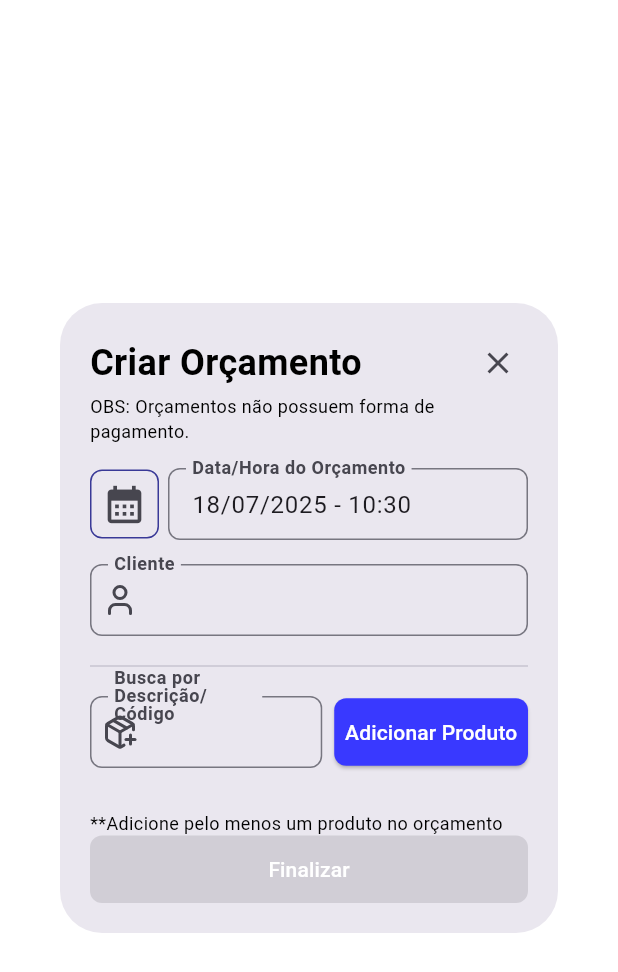
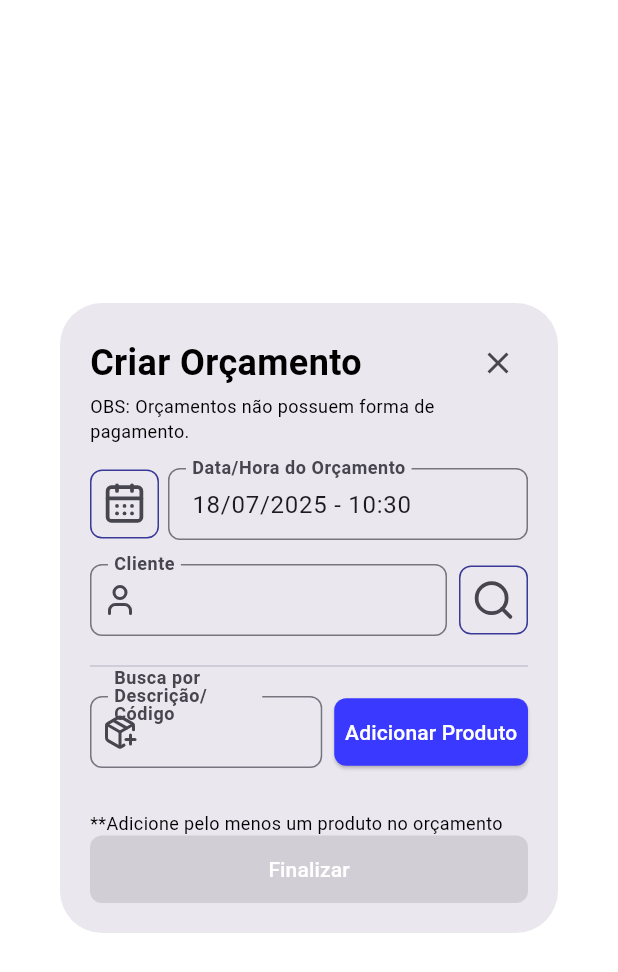
Before and after one commit to joaopedrofraga/manager-app, a Flutter app: the CriarOrcamentoPage screen opened directly, on a phone screen of 412 x 824 dp. Shown: the top 972 px of the screen. Run offline on Flutter 3.47's test engine with Material 3 defaults, Android fonts, the phone set to English and light mode, and no system bars; our stand-ins replace animated_toggle_switch, extended_masked_text, flutter_svg, google_fonts, lucide_icons_flutter, quickalert; missing offline and left inert: bcrypt, bitsdojo_window, cpf_cnpj_validator, postgres; Roboto replaces fonts that are missing (Kanit).

Commit message:
Criação do icon button widget.

```diff
--- a/lib/presentation/menus/vendas/orcamentos/criar_orcamento_page.dart
+++ b/lib/presentation/menus/vendas/orcamentos/criar_orcamento_page.dart
@@ -2,9 +2,11 @@ import 'package:flutter/material.dart';
 import 'package:lucide_icons_flutter/lucide_icons.dart';
 import 'package:manager_app/core/extensions/media_query_extension.dart';
 import 'package:manager_app/core/util/buscar_produto_no_banco_de_dados.dart';
+import 'package:manager_app/model/cliente_fornecedor_model.dart';
 import 'package:manager_app/model/produto_orcamento_model.dart';
 import 'package:manager_app/widgets/datetime_textformfield_widget.dart';
 import 'package:manager_app/widgets/elevatedbutton_widget.dart';
+import 'package:manager_app/widgets/icon_button_widget.dart';
 import 'package:manager_app/widgets/produto_orcamento_list_tile_widget.dart';
 import 'package:manager_app/widgets/sizedbox_widget.dart';
 import 'package:manager_app/widgets/text_widget.dart';
@@ -30,6 +32,7 @@ class _CriarOrcamentoPageState extends State<CriarOrcamentoPage> {
   DateTime dataHoraOrcamento = DateTime.now();
   TextEditingController codigoOuDescricaoController = TextEditingController();
   List<ProdutoOrcamentoModel> produtosOrcamento = [];
+  List<ClienteFornecedorModel> clientesFornecedores = [];
 
   void updateDataHora(DateTime novaDataHora) {
     setState(() {
@@ -70,10 +73,22 @@ class _CriarOrcamentoPageState extends State<CriarOrcamentoPage> {
                     updateDataHora: updateDataHora,
                   ),
                   const SizedBoxWidget.md(),
-                  TextFormFieldWidget(
-                    controller: TextEditingController(),
-                    inputLabel: 'Cliente',
-                    icon: LucideIcons.user,
+                  Row(
+                    children: [
+                      Expanded(
+                        child: TextFormFieldWidget(
+                          controller: TextEditingController(),
+                          inputLabel: 'Cliente',
+                          icon: LucideIcons.user,
+                        ),
+                      ),
+                      const SizedBoxWidget.xs(),
+                      IconButtonWidget(
+                        onPressed: () {},
+                        icon: LucideIcons.search,
+                        tooltip: 'Buscar Cliente',
+                      ),
+                    ],
                   ),
                   const SizedBoxWidget.sm(),
                   Divider(),
--- a/lib/widgets/datetime_textformfield_widget.dart
+++ b/lib/widgets/datetime_textformfield_widget.dart
@@ -2,8 +2,10 @@
 
 import 'package:extended_masked_text/extended_masked_text.dart';
 import 'package:flutter/material.dart';
+import 'package:lucide_icons_flutter/lucide_icons.dart';
 import 'package:manager_app/core/config/app_colors.dart';
 import 'package:manager_app/widgets/elevatedbutton_widget.dart';
+import 'package:manager_app/widgets/icon_button_widget.dart';
 import 'package:manager_app/widgets/sizedbox_widget.dart';
 import 'package:manager_app/widgets/textformfield_widget.dart';
 
@@ -129,16 +131,10 @@ class _DateTimeTextFormFieldWidgetState
     return Row(
       mainAxisSize: MainAxisSize.min,
       children: [
-        IconButton(
+        IconButtonWidget(
           onPressed: () => _selectDateTime(context),
+          icon: LucideIcons.calendarDays,
           tooltip: 'Abrir Calendário',
-          icon: Icon(Icons.calendar_month, size: 30),
-          style: IconButton.styleFrom(
-            side: BorderSide(color: AppColors.primary, width: 1),
-            shape: RoundedRectangleBorder(
-              borderRadius: BorderRadiusGeometry.circular(8),
-            ),
-          ),
         ),
         const SizedBoxWidget.xxs(),
         Expanded(
--- /dev/null
+++ b/lib/widgets/icon_button_widget.dart
@@ -0,0 +1,29 @@
+import 'package:flutter/material.dart';
+import 'package:manager_app/core/config/app_colors.dart';
+
+class IconButtonWidget extends StatelessWidget {
+  final Function() onPressed;
+  final IconData icon;
+  final String tooltip;
+  const IconButtonWidget({
+    super.key,
+    required this.onPressed,
+    required this.icon,
+    required this.tooltip,
+  });
+
+  @override
+  Widget build(BuildContext context) {
+    return IconButton(
+      onPressed: () => onPressed(),
+      tooltip: tooltip,
+      icon: Icon(icon, size: 30),
+      style: IconButton.styleFrom(
+        side: BorderSide(color: AppColors.primary, width: 1),
+        shape: RoundedRectangleBorder(
+          borderRadius: BorderRadiusGeometry.circular(8),
+        ),
+      ),
+    );
+  }
+}
```
Also changed, not shown: 4 other files.
